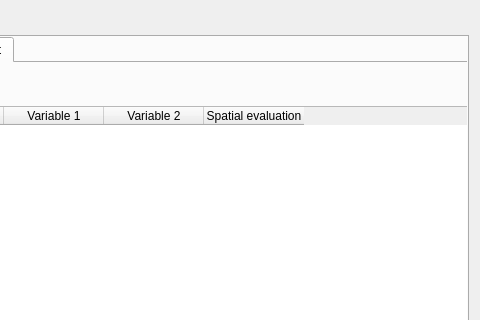
The window that qraven/qraven_dialog_base.ui (Scriptbash/QRaven) describes before a commit, drawn with Qt 5; both pictures show x 611 to 1091 and y 0 to 320 of the 1091 by 736 pixel window.
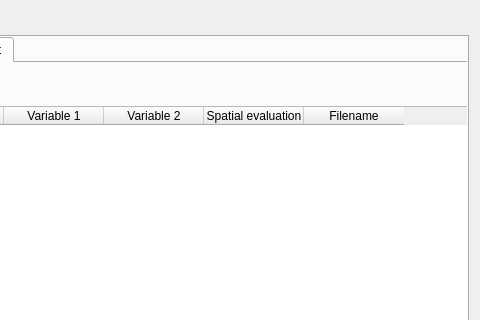
The same window after the commit. Custom widgets are drawn as their Qt base class.

What changed in the file:
```diff
--- a/qraven/qraven_dialog_base.ui
+++ b/qraven/qraven_dialog_base.ui
@@ -2536,6 +2536,11 @@
            <string>Spatial evaluation</string>
           </property>
          </column>
+         <column>
+          <property name="text">
+           <string>Filename</string>
+          </property>
+         </column>
         </widget>
         <widget class="QPushButton" name="btn_rmoutput">
          <property name="geometry">
```
